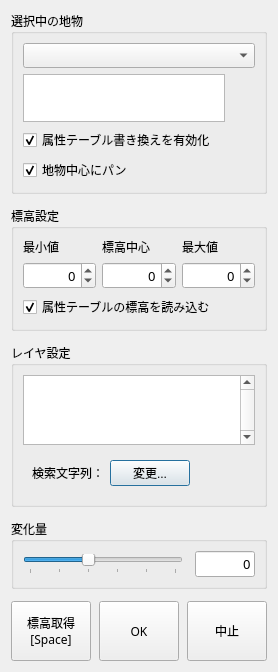
Before: the Qt Designer form demstyle_all_dialog_base.ui in tamaohome/qgis-demstyle-all, drawn with Qt 5.
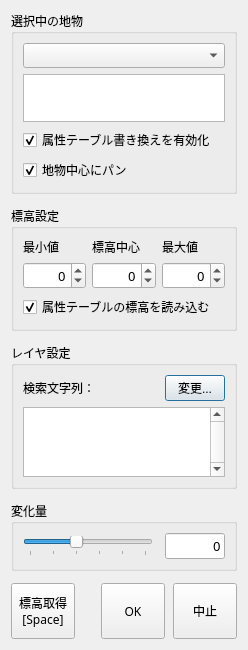
After: the same form once the commit is applied. Custom widgets are drawn as their Qt base class.

Commit message: ✨ feat: uiを調整

The edit to the form file:
```diff
--- a/demstyle_all_dialog_base.ui
+++ b/demstyle_all_dialog_base.ui
@@ -6,8 +6,8 @@
    <rect>
     <x>0</x>
     <y>0</y>
-    <width>270</width>
-    <height>566</height>
+    <width>240</width>
+    <height>580</height>
    </rect>
   </property>
   <property name="font">
@@ -136,10 +136,16 @@
        <widget class="QSpinBox" name="maxElevationSpinBox">
         <property name="minimumSize">
          <size>
-          <width>72</width>
+          <width>0</width>
           <height>0</height>
          </size>
         </property>
+        <property name="maximumSize">
+         <size>
+          <width>72</width>
+          <height>16777215</height>
+         </size>
+        </property>
         <property name="font">
          <font>
           <family>ＭＳ ゴシック</family>
@@ -164,10 +170,16 @@
        <widget class="QSpinBox" name="minElevationSpinBox">
         <property name="minimumSize">
          <size>
-          <width>72</width>
+          <width>0</width>
           <height>0</height>
          </size>
         </property>
+        <property name="maximumSize">
+         <size>
+          <width>72</width>
+          <height>16777215</height>
+         </size>
+        </property>
         <property name="font">
          <font>
           <family>ＭＳ ゴシック</family>
@@ -212,10 +224,16 @@
        <widget class="QSpinBox" name="midElevationSpinBox">
         <property name="minimumSize">
          <size>
-          <width>72</width>
+          <width>0</width>
           <height>0</height>
          </size>
         </property>
+        <property name="maximumSize">
+         <size>
+          <width>72</width>
+          <height>16777215</height>
+         </size>
+        </property>
         <property name="font">
          <font>
           <family>ＭＳ ゴシック</family>
@@ -268,40 +286,24 @@
       <string>レイヤ設定</string>
      </property>
      <layout class="QVBoxLayout" name="verticalLayout">
-      <item>
-       <widget class="QListWidget" name="layerListWidget">
-        <property name="sizePolicy">
-         <sizepolicy hsizetype="Expanding" vsizetype="Expanding">
-          <horstretch>0</horstretch>
-          <verstretch>1</verstretch>
-         </sizepolicy>
-        </property>
-        <property name="minimumSize">
-         <size>
-          <width>0</width>
-          <height>0</height>
-         </size>
-        </property>
-        <property name="focusPolicy">
-         <enum>Qt::NoFocus</enum>
-        </property>
-        <property name="styleSheet">
-         <string notr="true"/>
-        </property>
-        <property name="verticalScrollBarPolicy">
-         <enum>Qt::ScrollBarAlwaysOn</enum>
-        </property>
-        <property name="horizontalScrollBarPolicy">
-         <enum>Qt::ScrollBarAlwaysOff</enum>
-        </property>
-        <property name="sizeAdjustPolicy">
-         <enum>QAbstractScrollArea::AdjustToContents</enum>
-        </property>
-       </widget>
-      </item>
       <item>
        <widget class="QWidget" name="layerSettingsSearchStringsWidget" native="true">
         <layout class="QHBoxLayout" name="searchStringHorizontalLayout">
+         <property name="spacing">
+          <number>8</number>
+         </property>
+         <property name="leftMargin">
+          <number>0</number>
+         </property>
+         <property name="topMargin">
+          <number>0</number>
+         </property>
+         <property name="rightMargin">
+          <number>0</number>
+         </property>
+         <property name="bottomMargin">
+          <number>0</number>
+         </property>
          <item>
           <widget class="QLabel" name="searchStringLabel">
            <property name="text">
@@ -309,6 +311,19 @@
            </property>
           </widget>
          </item>
+         <item>
+          <spacer name="searchStringHorizontalSpacer">
+           <property name="orientation">
+            <enum>Qt::Horizontal</enum>
+           </property>
+           <property name="sizeHint" stdset="0">
+            <size>
+             <width>40</width>
+             <height>20</height>
+            </size>
+           </property>
+          </spacer>
+         </item>
          <item>
           <widget class="QPushButton" name="searchStringRenameButton">
            <property name="sizePolicy">
@@ -317,6 +332,12 @@
              <verstretch>0</verstretch>
             </sizepolicy>
            </property>
+           <property name="maximumSize">
+            <size>
+             <width>60</width>
+             <height>16777215</height>
+            </size>
+           </property>
            <property name="font">
             <font>
              <family>MS UI Gothic</family>
@@ -328,22 +349,40 @@
            </property>
           </widget>
          </item>
-         <item>
-          <spacer name="searchStringHorizontalSpacer">
-           <property name="orientation">
-            <enum>Qt::Horizontal</enum>
-           </property>
-           <property name="sizeHint" stdset="0">
-            <size>
-             <width>40</width>
-             <height>20</height>
-            </size>
-           </property>
-          </spacer>
-         </item>
         </layout>
        </widget>
       </item>
+      <item>
+       <widget class="QListWidget" name="layerListWidget">
+        <property name="sizePolicy">
+         <sizepolicy hsizetype="Expanding" vsizetype="Expanding">
+          <horstretch>0</horstretch>
+          <verstretch>1</verstretch>
+         </sizepolicy>
+        </property>
+        <property name="minimumSize">
+         <size>
+          <width>0</width>
+          <height>0</height>
+         </size>
+        </property>
+        <property name="focusPolicy">
+         <enum>Qt::NoFocus</enum>
+        </property>
+        <property name="styleSheet">
+         <string notr="true"/>
+        </property>
+        <property name="verticalScrollBarPolicy">
+         <enum>Qt::ScrollBarAlwaysOn</enum>
+        </property>
+        <property name="horizontalScrollBarPolicy">
+         <enum>Qt::ScrollBarAlwaysOff</enum>
+        </property>
+        <property name="sizeAdjustPolicy">
+         <enum>QAbstractScrollArea::AdjustToContents</enum>
+        </property>
+       </widget>
+      </item>
      </layout>
     </widget>
    </item>
@@ -461,8 +500,14 @@
         </property>
         <property name="minimumSize">
          <size>
-          <width>48</width>
-          <height>60</height>
+          <width>64</width>
+          <height>56</height>
+         </size>
+        </property>
+        <property name="maximumSize">
+         <size>
+          <width>64</width>
+          <height>56</height>
          </size>
         </property>
         <property name="text">
@@ -497,8 +542,14 @@
         </property>
         <property name="minimumSize">
          <size>
-          <width>48</width>
-          <height>60</height>
+          <width>64</width>
+          <height>56</height>
+         </size>
+        </property>
+        <property name="maximumSize">
+         <size>
+          <width>64</width>
+          <height>56</height>
          </size>
         </property>
         <property name="text">
@@ -519,8 +570,14 @@
         </property>
         <property name="minimumSize">
          <size>
-          <width>48</width>
-          <height>60</height>
+          <width>64</width>
+          <height>56</height>
+         </size>
+        </property>
+        <property name="maximumSize">
+         <size>
+          <width>64</width>
+          <height>56</height>
          </size>
         </property>
         <property name="text">
```
